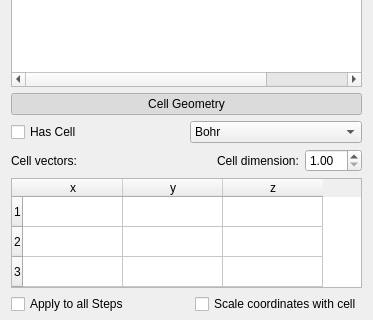
sgsaenger/vipster, file vipster/qt/molwidget.ui: the form before one commit; both pictures show x 0 to 373 and y 144 to 464 of the 373 by 663 pixel window.
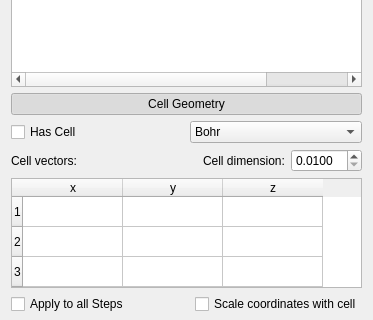
The form after the commit.

```diff
--- a/vipster/qt/molwidget.ui
+++ b/vipster/qt/molwidget.ui
@@ -210,8 +210,11 @@
         </item>
         <item>
          <widget class="QDoubleSpinBox" name="cellDimBox">
+          <property name="decimals">
+           <number>4</number>
+          </property>
           <property name="minimum">
-           <double>1.000000000000000</double>
+           <double>0.010000000000000</double>
           </property>
          </widget>
         </item>
```
Left out of the diff: 16 changed lines with no effect on the pictures.
